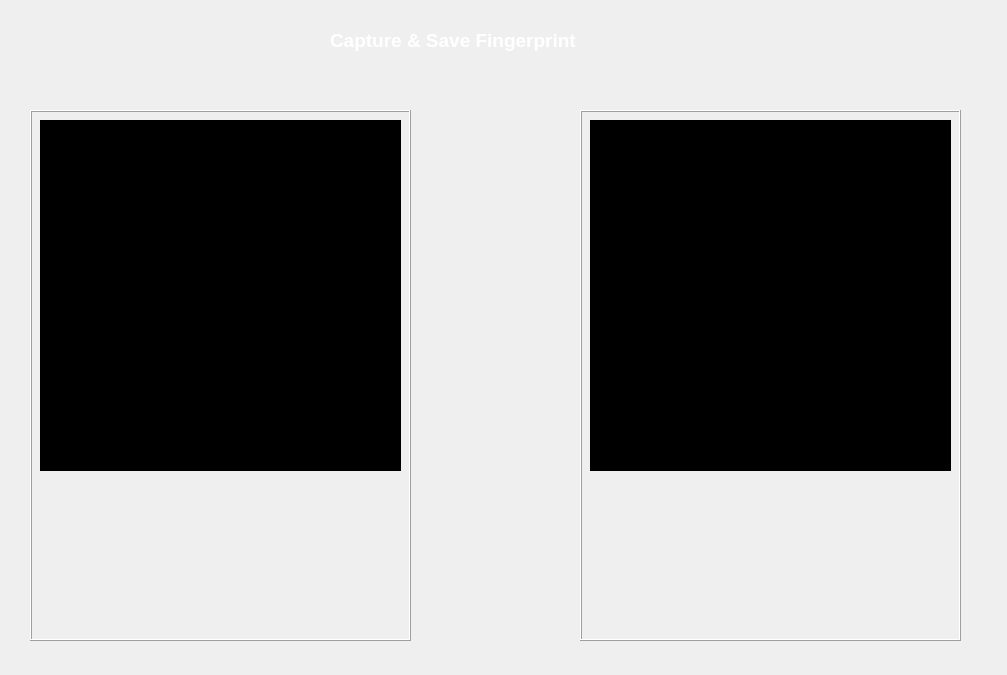
First picture: the form in minibus-route-native-application/ui/fingerprintcaptureform.ui, repository nkszLedger/minibus-route-native-application, before the edit.
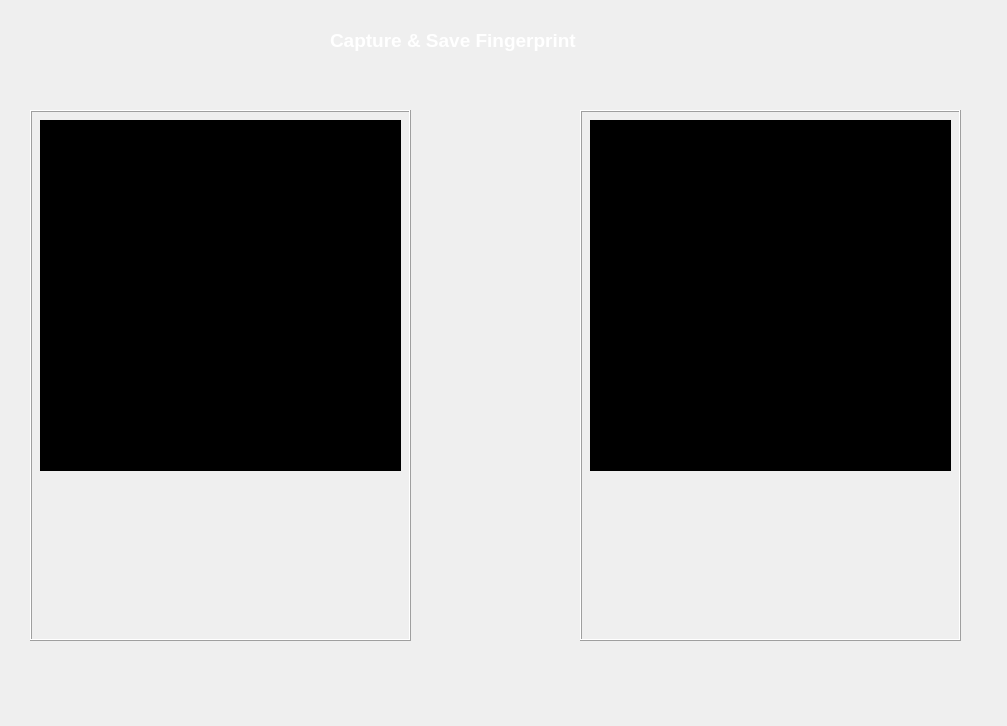
Second picture: the form after the edit. Icons and pictures are not drawn.

```diff
--- a/minibus-route-native-application/ui/fingerprintcaptureform.ui
+++ b/minibus-route-native-application/ui/fingerprintcaptureform.ui
@@ -7,7 +7,7 @@
     <x>0</x>
     <y>0</y>
     <width>1007</width>
-    <height>675</height>
+    <height>726</height>
    </rect>
   </property>
   <property name="windowTitle">
```
